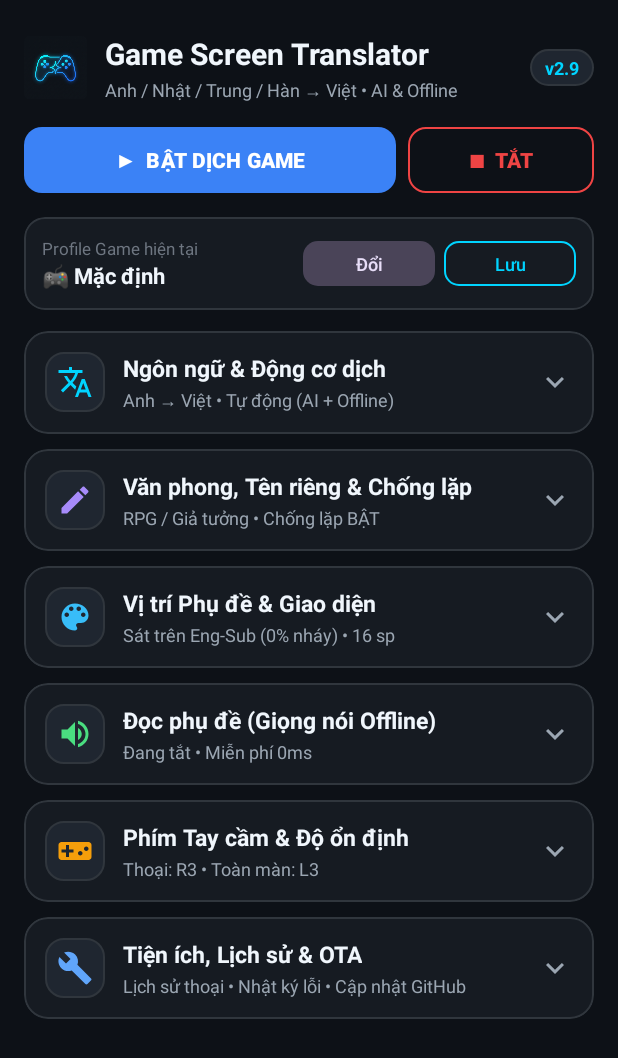
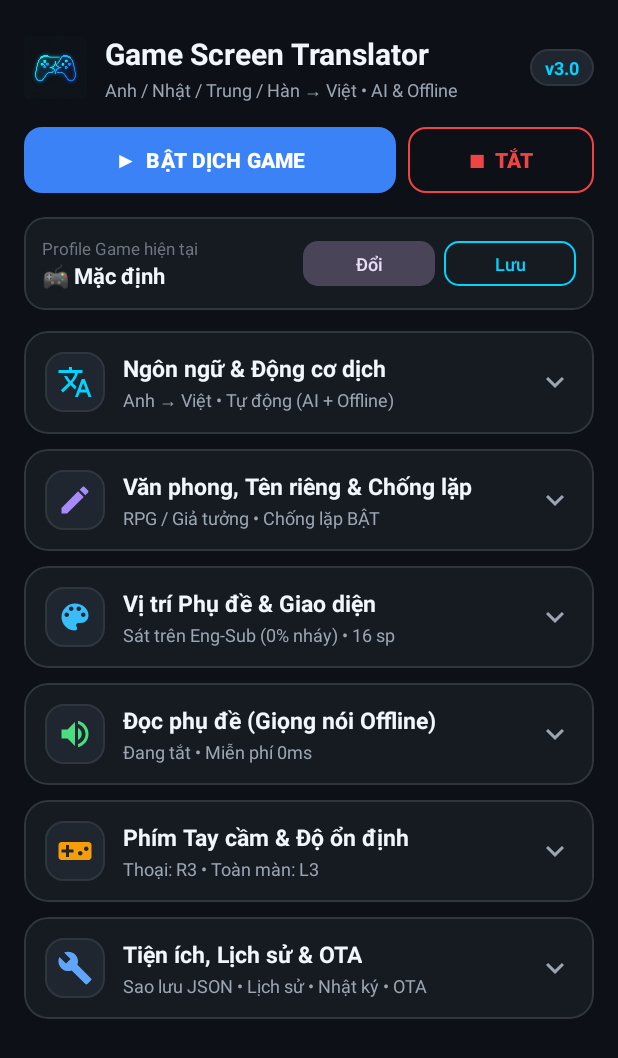
Before and after one commit to gianghamk-hash/GameScreenTranslator, an Android app: the screen it shows after launch (MainActivity), on a phone screen of 412 x 824 dp. Shown: the top 1058 px of the screen. Run offline under Robolectric (Android 15) with nearby library versions, the phone set to English and light mode, and no system bars; libraries missing offline, so code that uses them is left out: com.google.mlkit.common, com.google.mlkit.nl; pictures from the network do not load; 5 statements that could not run were skipped.

Commit message:
Release v3.0: JSON Backup/Restore & Auto-Hide Subtitle Timer

```diff
--- a/app/build.gradle.kts
+++ b/app/build.gradle.kts
@@ -2,8 +2,8 @@ plugins {
     alias(libs.plugins.android.application)
 }
 
-val propVersionCode = (project.findProperty("versionCode") as String?)?.toIntOrNull() ?: 13
-val propVersionName = (project.findProperty("versionName") as String?) ?: "2.9"
+val propVersionCode = (project.findProperty("versionCode") as String?)?.toIntOrNull() ?: 14
+val propVersionName = (project.findProperty("versionName") as String?) ?: "3.0"
 val keystorePath = System.getenv("KEYSTORE_PATH")
 val keystorePasswordEnv = System.getenv("KEYSTORE_PASSWORD")
 val keyAliasEnv = System.getenv("KEY_ALIAS")
--- a/app/src/main/java/com/giang/gametranslator/AppConfig.kt
+++ b/app/src/main/java/com/giang/gametranslator/AppConfig.kt
@@ -124,6 +124,7 @@ data class TranslatorSettings(
     val choiceFormatter: Boolean = true,
     val lockBubblePosition: Boolean = false,
     val autoFitTextSize: Boolean = true,
+    val autoHideSeconds: Int = 0,
     val smartColorMatch: Boolean = true,
     val manualTriggerOnly: Boolean = false,
     val autoFadeBubble: Boolean = true,
@@ -215,6 +216,7 @@ object SettingsStore {
             choiceFormatter = p.getBoolean("CHOICE_FORMATTER", true),
             lockBubblePosition = p.getBoolean("LOCK_BUBBLE_POSITION", false),
             autoFitTextSize = p.getBoolean("AUTO_FIT_TEXT_SIZE", true),
+            autoHideSeconds = p.getInt("AUTO_HIDE_SECONDS", 0).coerceIn(0, 15),
             smartColorMatch = p.getBoolean("SMART_COLOR_MATCH", true),
             manualTriggerOnly = p.getBoolean("MANUAL_TRIGGER_ONLY", false),
             autoFadeBubble = p.getBoolean("AUTO_FADE_BUBBLE", true),
@@ -254,6 +256,7 @@ object SettingsStore {
             .putBoolean("CHOICE_FORMATTER", s.choiceFormatter)
             .putBoolean("LOCK_BUBBLE_POSITION", s.lockBubblePosition)
             .putBoolean("AUTO_FIT_TEXT_SIZE", s.autoFitTextSize)
+            .putInt("AUTO_HIDE_SECONDS", s.autoHideSeconds.coerceIn(0, 15))
             .putBoolean("SMART_COLOR_MATCH", s.smartColorMatch)
             .putBoolean("MANUAL_TRIGGER_ONLY", s.manualTriggerOnly)
             .putBoolean("AUTO_FADE_BUBBLE", s.autoFadeBubble)
--- a/app/src/main/java/com/giang/gametranslator/MainActivity.kt
+++ b/app/src/main/java/com/giang/gametranslator/MainActivity.kt
@@ -98,6 +98,8 @@ class MainActivity : AppCompatActivity() {
     private lateinit var sliderFontSize: Slider
     private lateinit var txtBgAlphaLabel: TextView
     private lateinit var sliderBgAlpha: Slider
+    private lateinit var txtAutoHideLabel: TextView
+    private lateinit var sliderAutoHide: Slider
     private lateinit var chipGroupColor: ChipGroup
 
     // TTS Offline
@@ -139,13 +141,51 @@ class MainActivity : AppCompatActivity() {
         }
     }
 
+    private val exportBackupLauncher = registerForActivityResult(
+        ActivityResultContracts.CreateDocument("application/json")
+    ) { uri ->
+        if (uri == null) return@registerForActivityResult
+        try {
+            val current = collectSettingsFromUi()
+            SettingsStore.save(this, current)
+            val json = ConfigBackupManager.exportToJson(this, current)
+            contentResolver.openOutputStream(uri)?.use { out ->
+                out.write(json.toByteArray(Charsets.UTF_8))
+            }
+            Toast.makeText(this, "Đã xuất toàn bộ cài đặt, API Key & Profile ra file JSON!", Toast.LENGTH_LONG).show()
+        } catch (e: Exception) {
+            Toast.makeText(this, "Lỗi xuất file sao lưu: ${e.message}", Toast.LENGTH_LONG).show()
+        }
+    }
+
+    private val importBackupLauncher = registerForActivityResult(
+        ActivityResultContracts.OpenDocument()
+    ) { uri ->
+        if (uri == null) return@registerForActivityResult
+        try {
+            val raw = contentResolver.openInputStream(uri)?.bufferedReader(Charsets.UTF_8)?.use { it.readText() }
+                ?: throw IllegalStateException("Không đọc được nội dung file")
+            val result = ConfigBackupManager.importFromJson(this, raw)
+            loadSettingsIntoUi()
+            refreshOfflineModelStatus()
+            notifyOverlayReloadIfRunning()
+            Toast.makeText(
+                this,
+                "Đã khôi phục cấu hình & ${result.profileCount} Profile game thành công!",
+                Toast.LENGTH_LONG
+            ).show()
+        } catch (e: Exception) {
+            Toast.makeText(this, "Lỗi nhập file sao lưu: ${e.message}", Toast.LENGTH_LONG).show()
+        }
+    }
+
     private fun getCurrentVersionTag(): String {
         return try {
             val info = packageManager.getPackageInfo(packageName, 0)
-            val vName = info.versionName ?: "2.9"
+            val vName = info.versionName ?: "3.0"
             if (vName.startsWith("v", ignoreCase = true)) vName else "v$vName"
         } catch (_: Exception) {
-            "v2.9"
+            "v3.0"
         }
     }
 
@@ -255,6 +295,8 @@ class MainActivity : AppCompatActivity() {
         sliderFontSize = findViewById(R.id.sliderFontSize)
         txtBgAlphaLabel = findViewById(R.id.txtBgAlphaLabel)
         sliderBgAlpha = findViewById(R.id.sliderBgAlpha)
+        txtAutoHideLabel = findViewById(R.id.txtAutoHideLabel)
+        sliderAutoHide = findViewById(R.id.sliderAutoHide)
         chipGroupColor = findViewById(R.id.chipGroupColor)
 
         switchTtsEnabled = findViewById(R.id.switchTtsEnabled)
@@ -308,6 +350,14 @@ class MainActivity : AppCompatActivity() {
         }
 
         btnBatteryOpt.setOnClickListener { requestIgnoreBatteryOptimizations() }
+
+        findViewById<MaterialButton>(R.id.btnExportBackup).setOnClickListener {
+            exportBackupLauncher.launch(ConfigBackupManager.defaultBackupFilename())
+        }
+
+        findViewById<MaterialButton>(R.id.btnImportBackup).setOnClickListener {
+            importBackupLauncher.launch(arrayOf("application/json", "text/plain", "*/*"))
+        }
 
         findViewById<MaterialButton>(R.id.btnViewHistory).setOnClickListener {
             showDialogueHistoryDialog()
@@ -375,7 +425,8 @@ class MainActivity : AppCompatActivity() {
         val dupTag = if (s.antiDuplicate) "Chống lặp BẬT" else "Chống lặp TẮT"
         summaryStyle.text = "${s.translationStyle.label} • $dupTag"
         val cinemaTag = if (s.cinemaOutlineMode) " • Viền rạp phim" else ""
-        summaryUi.text = "${s.subtitlePositionMode.label} • ${s.subtitleFontSizeSp.toInt()} sp$cinemaTag"
+        val hideTag = if (s.autoHideSeconds > 0) " • Ẩn ${s.autoHideSeconds}s" else ""
+        summaryUi.text = "${s.subtitlePositionMode.label} • ${s.subtitleFontSizeSp.toInt()} sp$cinemaTag$hideTag"
 
         val rateStr = String.format(Locale.US, "%.2fx", s.ttsSpeechRate)
         txtTtsRateLabel.text = "Tốc độ đọc: $rateStr"
@@ -619,6 +670,7 @@ class MainActivity : AppCompatActivity() {
         sliderScanSpeed.value = s.scanIntervalMs.toFloat().coerceIn(300f, 1500f)
         sliderFontSize.value = s.subtitleFontSizeSp.coerceIn(12f, 28f)
         sliderBgAlpha.value = s.subtitleBgAlphaPct.toFloat().coerceIn(40f, 100f)
+        sliderAutoHide.value = s.autoHideSeconds.toFloat().coerceIn(0f, 15f)
 
         when (s.subtitleColor) {
             SubtitleColor.WHITE -> chipGroupColor.check(R.id.chipColorWhite)
@@ -655,6 +707,10 @@ class MainActivity : AppCompatActivity() {
             updateFolderSummaries()
         }
         sliderBgAlpha.addOnChangeListener { _, _, _ -> updateSliderLabelsAndPreview() }
+        sliderAutoHide.addOnChangeListener { _, _, _ ->
+            updateSliderLabelsAndPreview()
+            updateFolderSummaries()
+        }
         sliderTtsRate.addOnChangeListener { _, _, _ -> updateFolderSummaries() }
         chipGroupColor.setOnCheckedStateChangeListener { _, _ -> updateSliderLabelsAndPreview() }
 
@@ -850,6 +906,7 @@ class MainActivity : AppCompatActivity() {
             choiceFormatter = switchChoiceFormatter.isChecked,
             lockBubblePosition = switchLockBubble.isChecked,
             autoFitTextSize = switchAutoFitText.isChecked,
+            autoHideSeconds = sliderAutoHide.value.toInt(),
             autoFadeBubble = switchAutoFadeBubble.isChecked,
             ttsEnabled = switchTtsEnabled.isChecked,
             ttsVoiceName = selectedTtsVoiceName,
@@ -880,6 +937,8 @@ class MainActivity : AppCompatActivity() {
         txtScanSpeedLabel.text = "Tốc độ quét: $scanMs ms"
         txtFontSizeLabel.text = "Cỡ chữ phụ đề: ${fontSize.toInt()} sp"
         txtBgAlphaLabel.text = "Độ đậm nền che phụ đề: $bgAlphaPct%"
+        val hideSec = sliderAutoHide.value.toInt()
+        txtAutoHideLabel.text = if (hideSec <= 0) "Tự ẩn phụ đề khi đứng yên: Tắt" else "Tự ẩn phụ đề sau $hideSec giây không có thoại mới"
 
         val selectedColor = when (chipGroupColor.checkedChipId) {
             R.id.chipColorYellow -> SubtitleColor.YELLOW.colorInt
--- a/app/src/main/res/layout/activity_main.xml
+++ b/app/src/main/res/layout/activity_main.xml
@@ -62,7 +62,7 @@
                 android:background="@drawable/bg_icon_badge"
                 android:paddingHorizontal="10dp"
                 android:paddingVertical="4dp"
-                android:text="v2.9"
+                android:text="v3.0"
                 android:textColor="@color/accent_cyan"
                 android:textSize="12sp"
                 android:textStyle="bold" />
@@ -918,6 +918,24 @@
                         android:valueTo="100" />
 
                     <TextView
+                        android:id="@+id/txtAutoHideLabel"
+                        android:layout_width="wrap_content"
+                        android:layout_height="wrap_content"
+                        android:layout_marginTop="6dp"
+                        android:text="Tự ẩn phụ đề khi đứng yên: Tắt"
+                        android:textColor="@color/text_secondary"
+                        android:textSize="13sp" />
+
+                    <com.google.android.material.slider.Slider
+                        android:id="@+id/sliderAutoHide"
+                        android:layout_width="match_parent"
+                        android:layout_height="wrap_content"
+                        android:stepSize="1"
+                        android:value="0"
+                        android:valueFrom="0"
+                        android:valueTo="15" />
+
+                    <TextView
                         android:layout_width="wrap_content"
                         android:layout_height="wrap_content"
                         android:layout_marginTop="6dp"
@@ -1374,7 +1392,7 @@
                             android:layout_width="wrap_content"
                             android:layout_height="wrap_content"
                             android:layout_marginTop="2dp"
-                            android:text="Lịch sử thoại • Nhật ký lỗi • Cập nhật GitHub"
+                            android:text="Sao lưu JSON • Lịch sử • Nhật ký • OTA"
                             android:textColor="@color/text_secondary"
                             android:textSize="12sp" />
                     </LinearLayout>
@@ -1403,12 +1421,42 @@
                         android:textColor="@color/text_secondary"
                         android:textSize="12.5sp" />
 
+                    <LinearLayout
+                        android:layout_width="match_parent"
+                        android:layout_height="wrap_content"
+                        android:layout_marginTop="12dp"
+                        android:orientation="horizontal">
+
+                        <com.google.android.material.button.MaterialButton
+                            android:id="@+id/btnExportBackup"
+                            style="@style/Widget.Material3.Button.TonalButton"
+                            android:layout_width="0dp"
+                            android:layout_height="44dp"
+                            android:layout_marginEnd="6dp"
+                            android:layout_weight="1"
+                            android:text="💾 Xuất JSON"
+                            android:textSize="12.5sp"
+                            app:cornerRadius="10dp" />
+
+                        <com.google.android.material.button.MaterialButton
+                            android:id="@+id/btnImportBackup"
+                            style="@style/Widget.Material3.Button.OutlinedButton"
+                            android:layout_width="0dp"
+                            android:layout_height="44dp"
+                            android:layout_weight="1"
+                            android:text="📂 Nhập JSON"
+                            android:textColor="@color/accent_cyan"
+                            android:textSize="12.5sp"
+                            app:cornerRadius="10dp"
+                            app:strokeColor="@color/accent_cyan" />
+                    </LinearLayout>
+
                     <com.google.android.material.button.MaterialButton
                         android:id="@+id/btnViewHistory"
                         style="@style/Widget.Material3.Button.TonalButton"
                         android:layout_width="match_parent"
                         android:layout_height="44dp"
-                        android:layout_marginTop="12dp"
+                        android:layout_marginTop="8dp"
                         android:text="XEM LỊCH SỬ HỘI THOẠI"
                         android:textSize="13sp"
                         app:cornerRadius="10dp" />
```
Also changed, not shown: app/src/main/java/com/giang/gametranslator/ConfigBackupManager.kt (added, +126 -0 lines), app/src/main/java/com/giang/gametranslator/GameProfileStore.kt (+40 -0 lines), app/src/main/java/com/giang/gametranslator/OverlayService.kt (+19 -1 lines), 1 other file.
